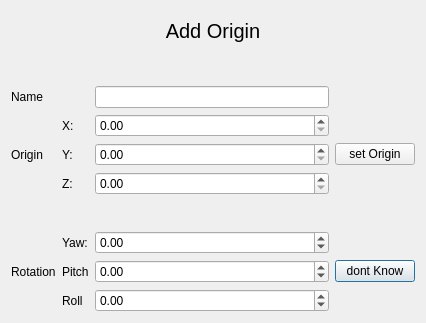
lerchi0/RobotPathWorkbench, file updateOrigin.ui: the form before one commit.
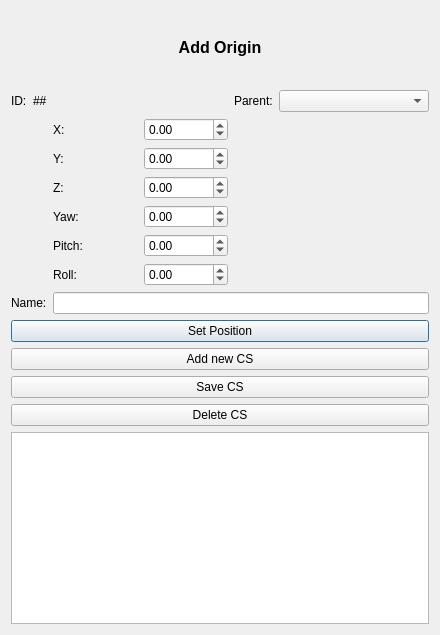
The form after the commit.

```diff
--- a/updateOrigin.ui
+++ b/updateOrigin.ui
@@ -6,8 +6,8 @@
    <rect>
     <x>0</x>
     <y>0</y>
-    <width>426</width>
-    <height>323</height>
+    <width>440</width>
+    <height>635</height>
    </rect>
   </property>
   <property name="windowTitle">
@@ -17,178 +17,268 @@
    <set>Qt::ImhDigitsOnly</set>
   </property>
   <layout class="QGridLayout" name="gridLayout">
-   <item row="9" column="2">
-    <widget class="QDoubleSpinBox" name="Box_Rot_Y">
-     <property name="minimum">
-      <double>-180.000000000000000</double>
-     </property>
-     <property name="maximum">
-      <double>180.000000000000000</double>
-     </property>
-    </widget>
-   </item>
-   <item row="8" column="2">
-    <widget class="QDoubleSpinBox" name="Box_Rot_Z">
-     <property name="minimum">
-      <double>-180.000000000000000</double>
-     </property>
-     <property name="maximum">
-      <double>180.000000000000000</double>
-     </property>
-    </widget>
-   </item>
-   <item row="10" column="2">
-    <widget class="QDoubleSpinBox" name="Box_Rot_X">
-     <property name="minimum">
-      <double>-180.000000000000000</double>
-     </property>
-     <property name="maximum">
-      <double>180.000000000000000</double>
-     </property>
-    </widget>
-   </item>
-   <item row="6" column="1">
-    <widget class="QLabel" name="label_6">
-     <property name="text">
-      <string>Z:</string>
-     </property>
-    </widget>
-   </item>
-   <item row="5" column="0">
-    <widget class="QLabel" name="label_2">
-     <property name="text">
-      <string>Origin</string>
-     </property>
-    </widget>
-   </item>
-   <item row="4" column="2">
-    <widget class="QDoubleSpinBox" name="Box_Origin_X"/>
-   </item>
-   <item row="4" column="1">
-    <widget class="QLabel" name="label_4">
-     <property name="text">
-      <string>X:</string>
-     </property>
-    </widget>
-   </item>
-   <item row="6" column="2">
-    <widget class="QDoubleSpinBox" name="Box_Origin_Z"/>
-   </item>
-   <item row="5" column="2">
-    <widget class="QDoubleSpinBox" name="Box_Origin_Y"/>
-   </item>
-   <item row="5" column="1">
-    <widget class="QLabel" name="label_5">
-     <property name="text">
-      <string>Y:</string>
-     </property>
-    </widget>
-   </item>
-   <item row="8" column="1">
-    <widget class="QLabel" name="label_3">
-     <property name="text">
-      <string>Yaw:</string>
-     </property>
-    </widget>
-   </item>
-   <item row="9" column="3">
-    <widget class="QPushButton" name="pushButton">
-     <property name="text">
-      <string>dont Know</string>
-     </property>
-    </widget>
-   </item>
-   <item row="9" column="1">
-    <widget class="QLabel" name="label_7">
-     <property name="text">
-      <string>Pitch</string>
-     </property>
-    </widget>
-   </item>
-   <item row="9" column="0">
-    <widget class="QLabel" name="label_9">
-     <property name="text">
-      <string>Rotation</string>
-     </property>
-    </widget>
-   </item>
-   <item row="10" column="1">
-    <widget class="QLabel" name="label_8">
-     <property name="text">
-      <string>Roll</string>
-     </property>
-    </widget>
-   </item>
-   <item row="1" column="0" colspan="4">
-    <widget class="QLabel" name="label">
-     <property name="font">
-      <font>
-       <pointsize>15</pointsize>
-      </font>
-     </property>
-     <property name="lineWidth">
-      <number>5</number>
-     </property>
-     <property name="text">
-      <string>Add Origin</string>
-     </property>
-     <property name="alignment">
-      <set>Qt::AlignCenter</set>
-     </property>
-    </widget>
-   </item>
-   <item row="7" column="2">
-    <spacer name="verticalSpacer">
-     <property name="orientation">
-      <enum>Qt::Vertical</enum>
-     </property>
-     <property name="sizeType">
-      <enum>QSizePolicy::Fixed</enum>
-     </property>
-     <property name="sizeHint" stdset="0">
-      <size>
-       <width>10</width>
-       <height>30</height>
-      </size>
-     </property>
-    </spacer>
-   </item>
-   <item row="5" column="3">
-    <widget class="QPushButton" name="buttonSetStart">
-     <property name="text">
-      <string>set Origin</string>
-     </property>
-    </widget>
-   </item>
-   <item row="2" column="0">
-    <spacer name="verticalSpacer_2">
-     <property name="orientation">
-      <enum>Qt::Vertical</enum>
-     </property>
-     <property name="sizeType">
-      <enum>QSizePolicy::Fixed</enum>
-     </property>
-     <property name="sizeHint" stdset="0">
-      <size>
-       <width>10</width>
-       <height>30</height>
-      </size>
-     </property>
-    </spacer>
-   </item>
-   <item row="3" column="0">
-    <widget class="QLabel" name="label_10">
-     <property name="text">
-      <string>Name</string>
-     </property>
-    </widget>
-   </item>
-   <item row="3" column="2">
-    <widget class="QLineEdit" name="Box_Origin_Name">
-     <property name="clearButtonEnabled">
-      <bool>false</bool>
-     </property>
-    </widget>
+   <item row="2" column="1">
+    <layout class="QVBoxLayout" name="verticalLayout_2">
+     <item>
+      <widget class="QLabel" name="label">
+       <property name="font">
+        <font>
+         <pointsize>12</pointsize>
+         <weight>75</weight>
+         <bold>true</bold>
+        </font>
+       </property>
+       <property name="text">
+        <string>Add Origin</string>
+       </property>
+       <property name="alignment">
+        <set>Qt::AlignCenter</set>
+       </property>
+      </widget>
+     </item>
+     <item>
+      <layout class="QGridLayout" name="gridLayout_2">
+       <item row="0" column="2">
+        <spacer name="horizontalSpacer">
+         <property name="orientation">
+          <enum>Qt::Horizontal</enum>
+         </property>
+         <property name="sizeHint" stdset="0">
+          <size>
+           <width>40</width>
+           <height>20</height>
+          </size>
+         </property>
+        </spacer>
+       </item>
+       <item row="0" column="1">
+        <widget class="QLabel" name="Box_CS_ID">
+         <property name="text">
+          <string>##</string>
+         </property>
+        </widget>
+       </item>
+       <item row="0" column="4">
+        <widget class="QComboBox" name="Box_Combo_Parent">
+         <property name="minimumSize">
+          <size>
+           <width>150</width>
+           <height>0</height>
+          </size>
+         </property>
+        </widget>
+       </item>
+       <item row="0" column="0">
+        <widget class="QLabel" name="label_2">
+         <property name="text">
+          <string>ID:</string>
+         </property>
+        </widget>
+       </item>
+       <item row="0" column="3">
+        <widget class="QLabel" name="label_4">
+         <property name="text">
+          <string>Parent:</string>
+         </property>
+        </widget>
+       </item>
+       <item row="1" column="2">
+        <layout class="QVBoxLayout" name="verticalLayout_6">
+         <item>
+          <layout class="QHBoxLayout" name="horizontalLayout_2">
+           <item>
+            <widget class="QLabel" name="label_5">
+             <property name="text">
+              <string>X:</string>
+             </property>
+            </widget>
+           </item>
+           <item>
+            <widget class="QDoubleSpinBox" name="Box_CS_X">
+             <property name="minimum">
+              <double>-9999.989999999999782</double>
+             </property>
+             <property name="maximum">
+              <double>9999.989999999999782</double>
+             </property>
+            </widget>
+           </item>
+          </layout>
+         </item>
+         <item>
+          <layout class="QHBoxLayout" name="horizontalLayout_4">
+           <item>
+            <widget class="QLabel" name="label_6">
+             <property name="text">
+              <string>Y:</string>
+             </property>
+            </widget>
+           </item>
+           <item>
+            <widget class="QDoubleSpinBox" name="Box_CS_Y">
+             <property name="minimum">
+              <double>-9999.989999999999782</double>
+             </property>
+             <property name="maximum">
+              <double>9999.989999999999782</double>
+             </property>
+            </widget>
+           </item>
+          </layout>
+         </item>
+         <item>
+          <layout class="QHBoxLayout" name="horizontalLayout_3">
+           <item>
+            <widget class="QLabel" name="label_7">
+             <property name="text">
+              <string>Z:</string>
+             </property>
+            </widget>
+           </item>
+           <item>
+            <widget class="QDoubleSpinBox" name="Box_CS_Z">
+             <property name="minimum">
+              <double>-9999.989999999999782</double>
+             </property>
+             <property name="maximum">
+              <double>9999.989999999999782</double>
+             </property>
+            </widget>
+           </item>
+          </layout>
+         </item>
+        </layout>
+       </item>
+       <item row="2" column="2">
+        <layout class="QVBoxLayout" name="verticalLayout_8">
+         <item>
+          <layout class="QHBoxLayout" name="horizontalLayout_6">
+           <item>
+            <widget class="QLabel" name="label_8">
+             <property name="text">
+              <string>Yaw:</string>
+             </property>
+            </widget>
+           </item>
+           <item>
+            <widget class="QDoubleSpinBox" name="Box_CS_Yaw">
+             <property name="minimum">
+              <double>-180.000000000000000</double>
+             </property>
+             <property name="maximum">
+              <double>180.000000000000000</double>
+             </property>
+            </widget>
+           </item>
+          </layout>
+         </item>
+         <item>
+          <layout class="QHBoxLayout" name="horizontalLayout_7">
+           <item>
+            <widget class="QLabel" name="label_9">
+             <property name="text">
+              <string>Pitch:</string>
+             </property>
+            </widget>
+           </item>
+           <item>
+            <widget class="QDoubleSpinBox" name="Box_CS_Pitch">
+             <property name="minimum">
+              <double>-180.000000000000000</double>
+             </property>
+             <property name="maximum">
+              <double>180.000000000000000</double>
+             </property>
+            </widget>
+           </item>
+          </layout>
+         </item>
+         <item>
+          <layout class="QHBoxLayout" name="horizontalLayout_5">
+           <item>
+            <widget class="QLabel" name="label_10">
+             <property name="text">
+              <string>Roll:</string>
+             </property>
+            </widget>
+           </item>
+           <item>
+            <widget class="QDoubleSpinBox" name="Box_CS_Roll">
+             <property name="minimum">
+              <double>-180.000000000000000</double>
+             </property>
+             <property name="maximum">
+              <double>180.000000000000000</double>
+             </property>
+            </widget>
+           </item>
+          </layout>
+         </item>
+        </layout>
+       </item>
+      </layout>
+     </item>
+     <item>
+      <layout class="QHBoxLayout" name="horizontalLayout_8">
+       <item>
+        <widget class="QLabel" name="label_3">
+         <property name="text">
+          <string>Name:</string>
+         </property>
+        </widget>
+       </item>
+       <item>
+        <widget class="QLineEdit" name="Box_CS_Name"/>
+       </item>
+      </layout>
+     </item>
+     <item>
+      <layout class="QVBoxLayout" name="verticalLayout_4">
+       <item>
+        <widget class="QPushButton" name="Button_SetPos">
+         <property name="text">
+          <string>Set Position</string>
+         </property>
+        </widget>
+       </item>
+       <item>
+        <widget class="QPushButton" name="Button_NewCS">
+         <property name="text">
+          <string>Add new CS</string>
+         </property>
+        </widget>
+       </item>
+       <item>
+        <widget class="QPushButton" name="Button_Save">
+         <property name="text">
+          <string>Save CS</string>
+         </property>
+        </widget>
+       </item>
+       <item>
+        <widget class="QPushButton" name="Button_Del">
+         <property name="text">
+          <string>Delete CS</string>
+         </property>
+        </widget>
+       </item>
+      </layout>
+     </item>
+     <item>
+      <layout class="QVBoxLayout" name="verticalLayout_3">
+       <item>
+        <widget class="QListWidget" name="listWidget">
+         <property name="sizePolicy">
+          <sizepolicy hsizetype="Minimum" vsizetype="Minimum">
+           <horstretch>0</horstretch>
+           <verstretch>0</verstretch>
+          </sizepolicy>
+         </property>
+        </widget>
+       </item>
+      </layout>
+     </item>
+    </layout>
    </item>
   </layout>
  </widget>
```
Left out of the diff: 10 changed lines with no effect on the pictures.
